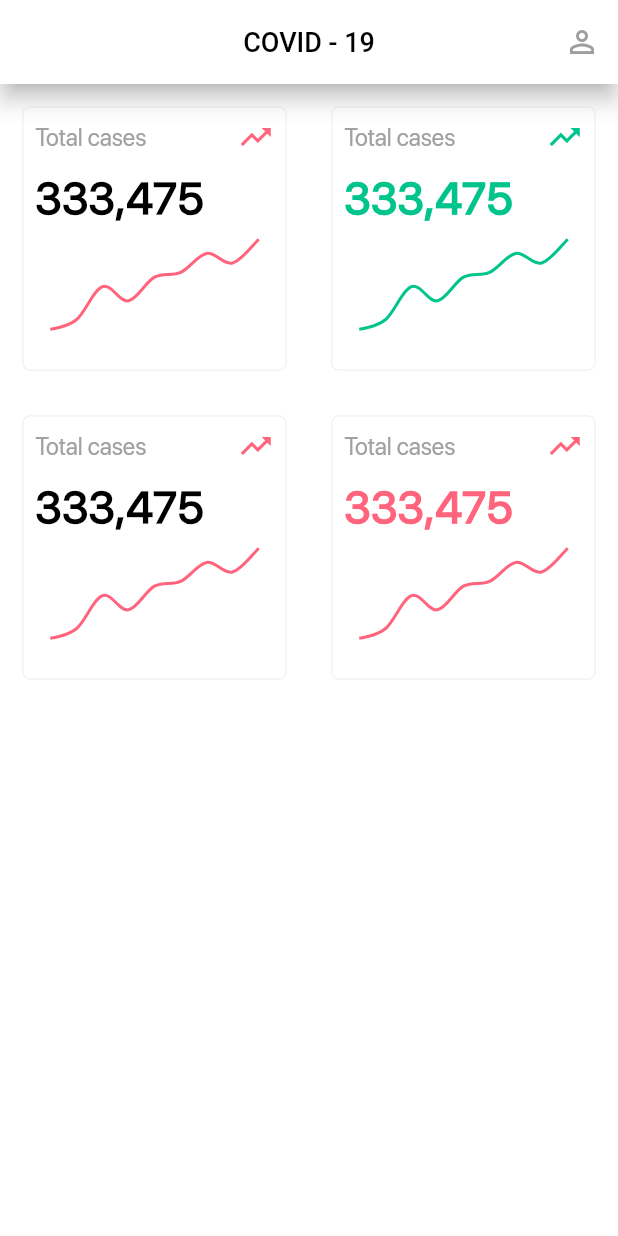
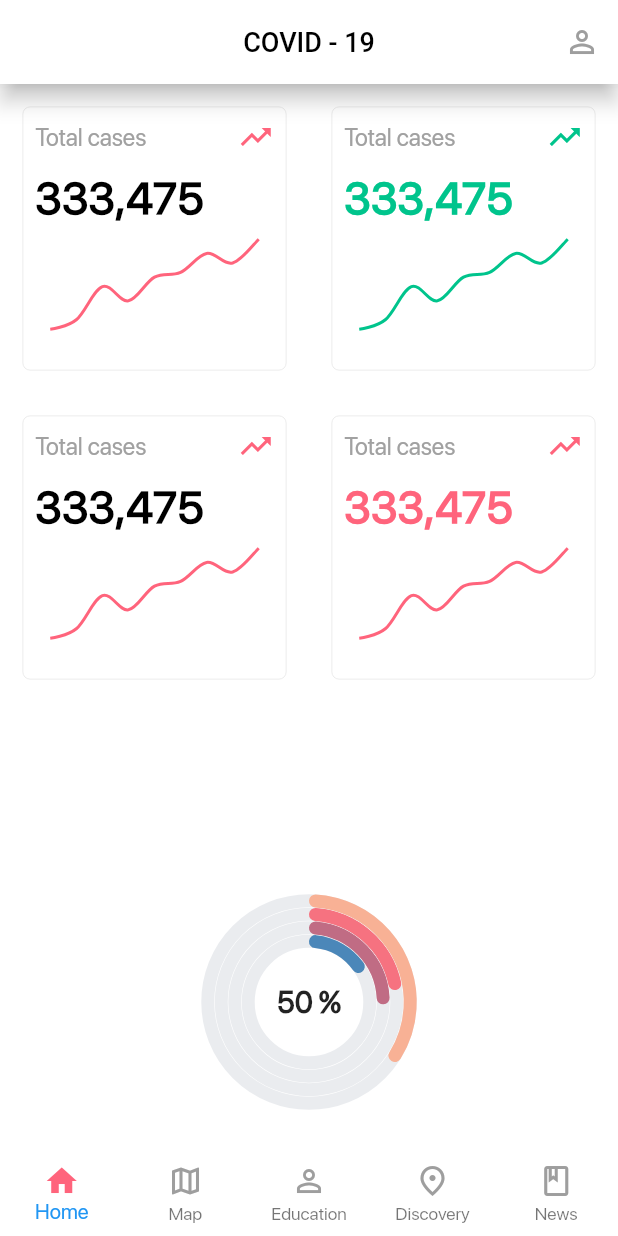
Before and after one commit to PatrickNiyogitare28/covastats, a Flutter app: the HomePage screen opened directly, on a phone screen of 412 x 824 dp. Run offline on Flutter 3.47's test engine with Material 2 defaults, Android fonts, the phone set to English and light mode, and no system bars; drawn by our look-alikes of fl_chart; our stand-ins replace syncfusion_flutter_charts.

Commit message:
(chore): added chart

```diff
--- a/lib/main.dart
+++ b/lib/main.dart
@@ -30,6 +30,7 @@ class MyApp extends StatelessWidget {
             ),
             // backgroundColor: Colors.white
           ),
+
           bottomNavigationBarTheme: BottomNavigationBarThemeData(
               backgroundColor: Colors.white, elevation: 0)),
       home: FirstOnboard(),
--- a/lib/screens/home/home_page.dart
+++ b/lib/screens/home/home_page.dart
@@ -1,6 +1,7 @@
 import 'package:flutter/material.dart';
 
 import 'widgets/stat_card_list.dart';
+import './widgets/sfcircular_chart.dart';
 
 class HomePage extends StatelessWidget {
   @override
@@ -19,11 +20,25 @@ class HomePage extends StatelessWidget {
           children: [
             Expanded(
               child:  StatCardList()
-            )
+            ),
+            SFCircularChart(),
           ],
-        )
+        ),
 
-
+        bottomNavigationBar: BottomNavigationBar(
+              unselectedIconTheme: IconThemeData(color: Colors.grey),
+              selectedLabelStyle: TextStyle(color: Theme.of(context).primaryColor),
+              selectedIconTheme: IconThemeData(color: Theme.of(context).primaryColor),
+              type: BottomNavigationBarType.fixed,
+            items: [
+              BottomNavigationBarItem(icon: Icon(Icons.home), label: "Home"),
+              BottomNavigationBarItem(icon: Icon(Icons.map_outlined),label: "Map"),
+              BottomNavigationBarItem(icon: Icon(Icons.person_outline),label: "Education"),
+              BottomNavigationBarItem(icon: Icon(Icons.place_outlined),label: "Discovery"),
+               BottomNavigationBarItem(icon: Icon(Icons.book_outlined),label: "News"),
+              // BottomNavigationBarItem(icon: Icon(Icons.home),label: "Home")
+            ],
+        ),
 
 
     );
--- /dev/null
+++ b/lib/screens/home/widgets/sfcircular_chart.dart
@@ -0,0 +1,53 @@
+import 'package:flutter/material.dart';
+import 'package:syncfusion_flutter_charts/charts.dart';
+
+class ChartData {
+      ChartData(this.x, this.y, this.color);
+        final String x;
+        final double y;
+        final Color color;
+}
+
+class SFCircularChart extends StatelessWidget {
+   final List<ChartData> chartData = [
+            ChartData('David', 25, Colors.blue),
+            ChartData('Steve', 38, Colors.black),
+            ChartData('Jack', 34, Colors.red),
+            ChartData('Others', 52, Colors.green)
+        ];
+        @override
+            Widget build(BuildContext context) {
+                // return Scaffold(
+                    return Center(
+                        child: Container(
+                            width: 200,
+                            height: 200,
+                            child: SfCircularChart(
+                                annotations: <CircularChartAnnotation>[
+                                  CircularChartAnnotation(
+                                    widget: Container(
+                                      child: Text("50 %", style: TextStyle(
+                                        fontWeight: FontWeight.bold,
+                                        fontSize: 20
+                                      ),)
+                                    )
+                                  )
+                                  ],
+                                series: <CircularSeries>[
+                                    RadialBarSeries<ChartData, String>(
+                                        dataSource: chartData,
+                                        xValueMapper: (ChartData data, _) => data.x,
+                                        yValueMapper: (ChartData data, _) => data.y,
+                                        // Corner style of radial bar segment
+                                        cornerStyle: CornerStyle.bothCurve,
+
+                                    ),
+
+                                ],
+
+                            )
+                        )
+                    );
+                // );
+}
+}
--- a/lib/screens/home/widgets/stat_card_list.dart
+++ b/lib/screens/home/widgets/stat_card_list.dart
@@ -2,18 +2,23 @@ import 'package:flutter/material.dart';
 
 import './stat_line_chart.dart';
 
-class StatCardList extends StatelessWidget {
+class
+StatCardList extends StatelessWidget {
   const StatCardList({Key? key}) : super(key: key);
 
   @override
   Widget build(BuildContext context) {
     return GridView.count(
       crossAxisCount: 2,
+
+
       children: List.generate(4, (i) {
         return Center(
             child: Padding(
           padding: const EdgeInsets.all(15),
           child: Container(
+            // color: Colors.red,
+            height: 500,
             decoration: BoxDecoration(
               border: Border.all(
                   color: Color.fromRGBO(229, 229, 229, 1), width: 0.5),
--- a/pubspec.yaml
+++ b/pubspec.yaml
@@ -22,7 +22,7 @@ environment:
 
 dependencies:
   charts_flutter: ^0.10.0
-  syncfusion_flutter_charts: ^19.1.67
+  syncfusion_flutter_charts: ^19.1.59
   fl_chart: ^0.35.0
   flutter:
     sdk: flutter
```
Also changed, not shown: pubspec.lock.
